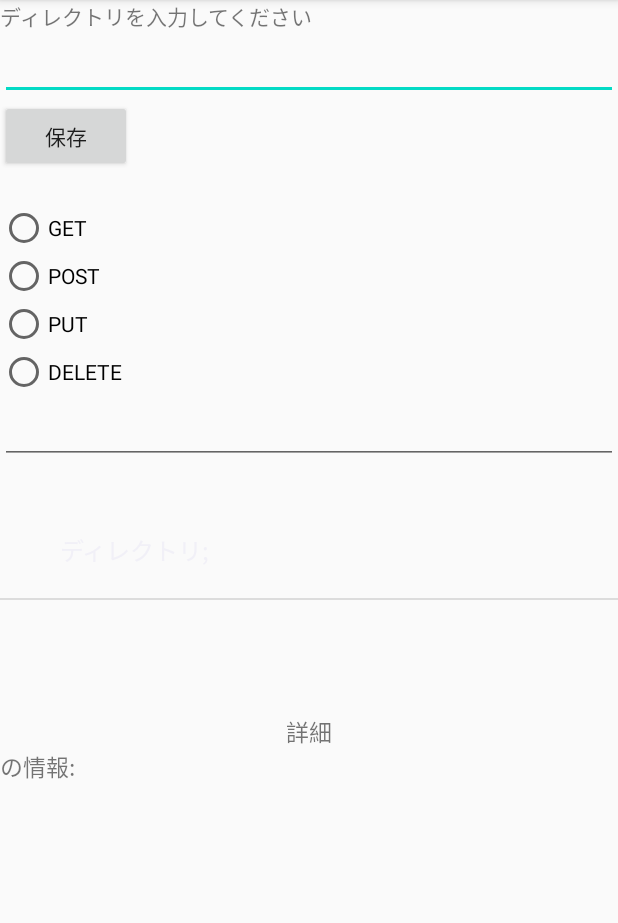
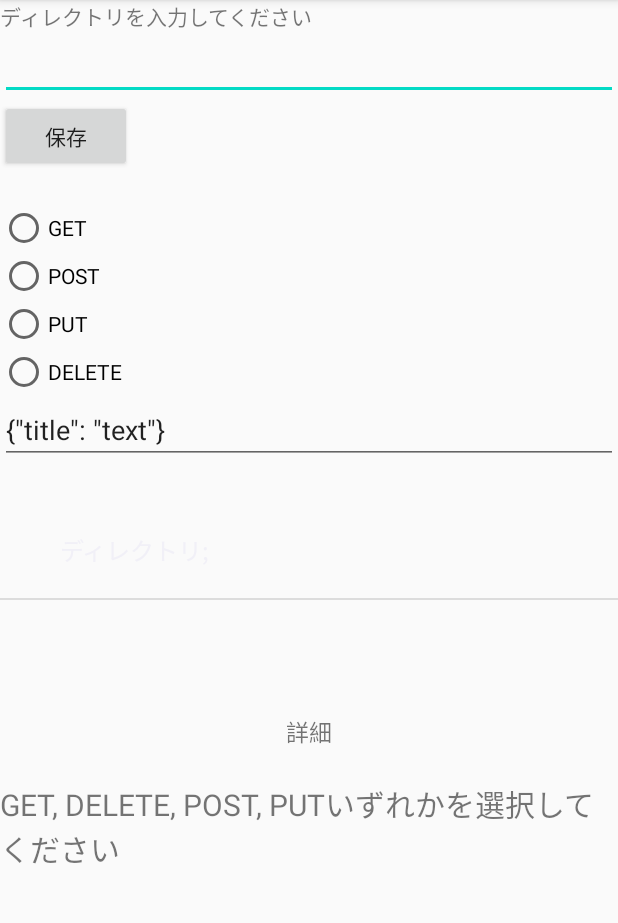
Before and after one commit to KadosakiYoshiki/apiOperationTest, an Android app: the screen it shows after launch (MainActivity), after a tap on "ディレクトリ;", on a phone screen of 412 x 824 dp, the part 84-1007 px from its top. Run offline under Robolectric (Android 15) with nearby library versions, the phone set to English and light mode, and no system bars; libraries missing offline, so code that uses them is left out: com.github.kittinunf.fuel, com.github.kittinunf.result; 2 statements that could not run were skipped; 1 other tap on this screen came first.

Commit message:
JSON欄にデフォルト値を追記

```diff
--- a/app/src/main/java/com/example/kotlinapitest/MainActivity.kt
+++ b/app/src/main/java/com/example/kotlinapitest/MainActivity.kt
@@ -34,8 +34,6 @@ class MainActivity : AppCompatActivity() {
             val input = findViewById<EditText>(R.id.etName)
             //メッセージを表示するTextViewオブジェクトを取得。
             val output = findViewById<TextView>(R.id.tvOutput)
-            //入力された名前文字列を取得。
-            val inputStr = input.text.toString()
             //idのR値に応じて処理を分岐。
             when(view.id) {
                 //表示ボタンの場合…
@@ -79,22 +77,19 @@ class MainActivity : AppCompatActivity() {
         override fun onItemClick(parent: AdapterView<*>, view: View, position: Int, id: Long) {
             //ListViewでタップされた行の都市名と都市IDを取得。
             val item = parent.getItemAtPosition(position) as Map<String, String>
-            val cityName = item["name"]
             val cityId = item["id"]
-            //取得した都市名をtvCityNameに設定。
-            val tvCityName = findViewById<TextView>(R.id.tvCityName)
-            tvCityName.setText(cityId + "の情報: ")
             //選択されたラジオボタングループの値を取得。
             //ラジオボタングループで選択されている値を取得
             val rgRequest: RadioGroup = findViewById(R.id.rgRequest)
             val id: Int = rgRequest.checkedRadioButtonId
             val radioButton: RadioButton = rgRequest.findViewById(id)
+            val radioText: String = radioButton.text.toString()
             //editJsonで入力された内容を取得。
             val textJson = findViewById<TextView>(R.id.editJson).text.toString()
             //WeatherInfoReceiverインスタンスを生成。
             val receiver = WeatherInfoReceiver()
-            //WeatherInfoReceiverを実行。
-            receiver.execute(cityId, radioButton.text.toString(), textJson)
+            //WeatherInfoReceiverを実行(executeは実行するという英単語), 引数に。
+            receiver.execute(cityId, radioText, textJson)
         }
     }
     /**
@@ -107,28 +102,6 @@ class MainActivity : AppCompatActivity() {
             //都市IDを使って接続URL文字列を作成。
             //val urlStr = "http://weather.livedoor.com/forecast/webservice/json/v1?city=${id}"
             val urlStr = "https://limitless-refuge-12748.herokuapp.com/api/v1/posts" + id
-            //URLオブジェクトを生成。
-            val url = URL(urlStr)
-            //URLオブジェクトからHttpURLConnectionオブジェクトを取得。
-            val con = url.openConnection() as HttpURLConnection
-            //http接続メソッドを設定。
-            con.requestMethod = params[1]
-            /*
-            //接続。
-            con.connect()
-            //HttpURLConnectionオブジェクトからレスポンスデータを取得。天気情報が格納されている。
-            val stream = con.inputStream
-            //レスポンスデータであるInputStreamオブジェクトを文字列(JSON文字列)に変換。
-            val result = is2String(stream)
-            //HttpURLConnectionオブジェクトを解放。
-            con.disconnect()
-            //InputStreamオブジェクトを解放。
-            stream.close()
-            //JSON文字列を返す。
-            return result
-
-             */
-            val result: String = ""
             val httpReq = params[1]
             when (httpReq) {
                 "GET" -> {
--- a/app/src/main/res/layout/activity_main.xml
+++ b/app/src/main/res/layout/activity_main.xml
@@ -1,6 +1,7 @@
 <?xml version="1.0" encoding="utf-8"?>
 <LinearLayout
     xmlns:android="http://schemas.android.com/apk/res/android"
+    xmlns:tools="http://schemas.android.com/tools"
     android:layout_width="match_parent"
     android:layout_height="match_parent"
     android:orientation="vertical">
@@ -57,7 +58,8 @@
         android:layout_height="wrap_content"
         android:ems="10"
         android:gravity="start|top"
-        android:inputType="textMultiLine" />
+        android:inputType="textMultiLine"
+        android:text='{"title": "text"}' />
 
     <ListView
         android:id="@+id/lvCityList"
```
